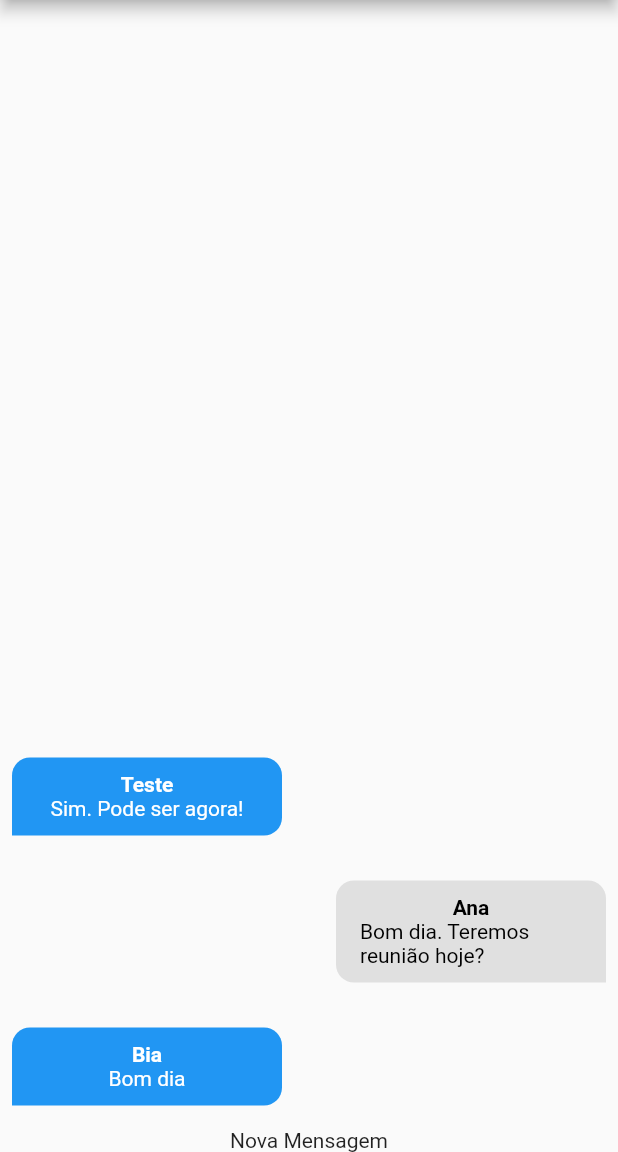
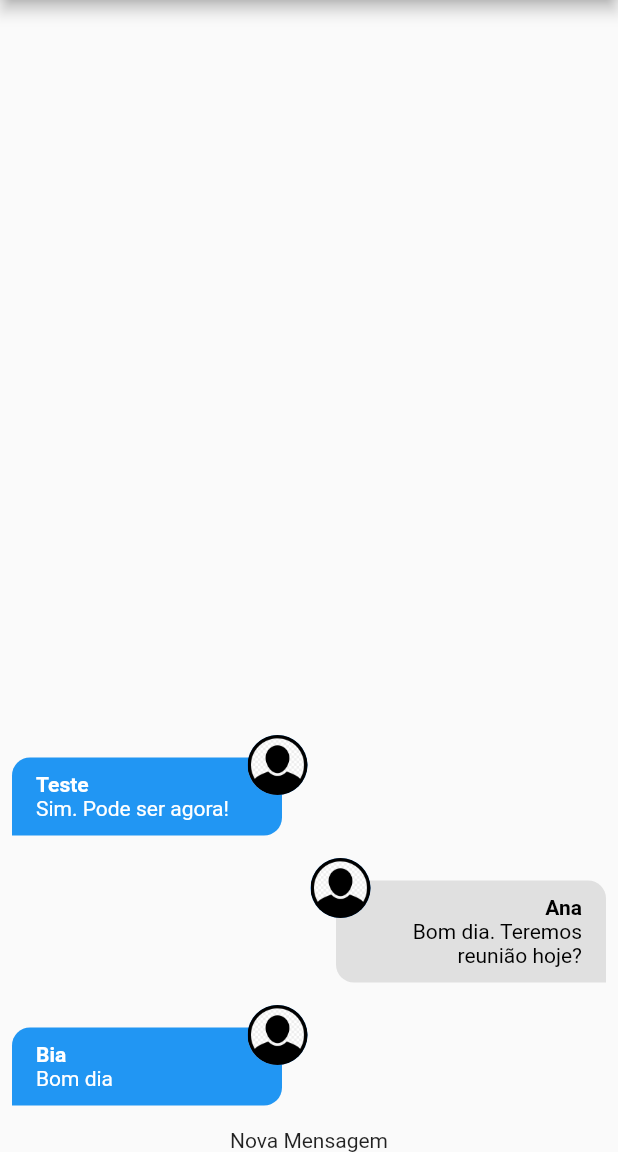
Before and after one commit to EduardoMoreira26/Flutter-Chat-Firebase, a Flutter app: the screen it shows after launch, on a phone screen of 412 x 824 dp, the part 84-1236 px from its top. Run offline on Flutter 3.47's test engine with Material 2 defaults, Android fonts, the phone set to English and light mode, and no system bars; our stand-ins replace image_picker; accounts and stored records are empty.

Commit message:
message_bubble

```diff
--- a/lib/components/message_bubble.dart
+++ b/lib/components/message_bubble.dart
@@ -1,16 +1,39 @@
+import 'dart:io';
+
 import 'package:chat/core/models/chat_message.dart';
 import 'package:flutter/material.dart';
 
 class MessageBubble extends StatelessWidget {
+  static const _defaultImage = 'assets/images/avatar.png';
   final ChatMessage message;
   final bool belongsToCurrentUser;
 
   const MessageBubble({Key key, this.message, this.belongsToCurrentUser})
       : super(key: key);
 
+  Widget _showUserImage(String imageURL) {
+    ImageProvider provider;
+    final uri = Uri.parse(imageURL);
+
+    if(uri.path.contains(_defaultImage)) {
+      provider = AssetImage(_defaultImage);
+    } else if (uri.scheme.contains("http")) {
+      provider = NetworkImage(uri.toString());
+    } else {
+      provider = FileImage(File(uri.toString()));
+    }
+
+    return CircleAvatar(
+      // backgroundColor: Colors.pink,
+      backgroundImage: provider,
+    );
+  }
+
   @override
   Widget build(BuildContext context) {
-    return Row(
+    return Stack(
+      children: [
+        Row(
           mainAxisAlignment: belongsToCurrentUser
               ? MainAxisAlignment.end
               : MainAxisAlignment.start,
@@ -35,6 +58,7 @@ class MessageBubble extends StatelessWidget {
               padding: EdgeInsets.symmetric(vertical: 10, horizontal: 16),
               margin: EdgeInsets.symmetric(vertical: 15, horizontal: 8),
               child: Column(
+                crossAxisAlignment: belongsToCurrentUser ? CrossAxisAlignment.end : CrossAxisAlignment.start,
                 children: [
                   Text(
                     message.userName,
@@ -45,13 +69,23 @@ class MessageBubble extends StatelessWidget {
                   ),
                   Text(
                     message.text,
+                    textAlign: belongsToCurrentUser ? TextAlign.right : TextAlign.left,
                     style: TextStyle(
-                    color: belongsToCurrentUser ? Colors.black : Colors.white),
+                        color:
+                            belongsToCurrentUser ? Colors.black : Colors.white),
                   ),
                 ],
               ),
             ),
           ],
+        ),
+        Positioned(
+          top: 0,
+          left: belongsToCurrentUser ? null : 165,
+          right: belongsToCurrentUser ? 165 : null,
+          child: _showUserImage(message.userImageURL),
+        ),
+      ],
     );
   }
 }
```
Lines whose indentation alone changed are shown as unchanged.
